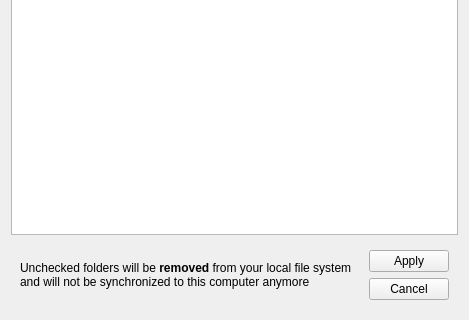
First picture: the form in src/gui/accountsettings.ui, repository GrossLukas/client, before the edit; both pictures show x 0 to 469 and y 332 to 652 of the 469 by 652 pixel window.
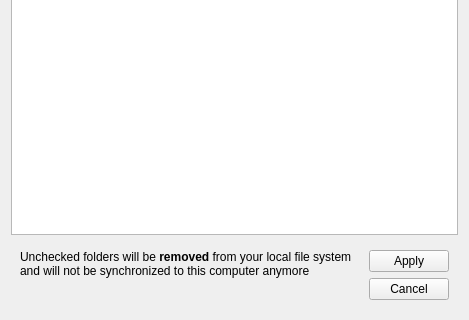
Second picture: the form after the edit. Custom widgets are drawn as their Qt base class.

Commit message: Accountsettings: Show a notification when there are new unconfirmed folders

Diff of the .ui file:
```diff
--- a/src/gui/accountsettings.ui
+++ b/src/gui/accountsettings.ui
@@ -136,22 +136,39 @@
        <verstretch>0</verstretch>
       </sizepolicy>
      </property>
-     <layout class="QGridLayout" name="gridLayout_2">
-      <property name="sizeConstraint">
-       <enum>QLayout::SetNoConstraint</enum>
-      </property>
-      <item row="1" column="1">
-       <widget class="QPushButton" name="selectiveSyncCancel">
+     <layout class="QGridLayout" name="gridLayout">
+      <item row="0" column="0" rowspan="2">
+       <layout class="QVBoxLayout" name="verticalLayout_3">
+        <item>
+         <widget class="QLabel" name="selectiveSyncLabel">
         <property name="sizePolicy">
-         <sizepolicy hsizetype="Minimum" vsizetype="Maximum">
+           <sizepolicy hsizetype="MinimumExpanding" vsizetype="Maximum">
           <horstretch>0</horstretch>
           <verstretch>0</verstretch>
          </sizepolicy>
         </property>
         <property name="text">
-         <string>Cancel</string>
-        </property>
-       </widget>
+           <string>Unchecked folders will be &lt;b&gt;removed&lt;/b&gt; from your local file system and will not be synchronized to this computer anymore</string>
+          </property>
+          <property name="wordWrap">
+           <bool>true</bool>
+          </property>
+         </widget>
+        </item>
+        <item>
+         <widget class="QLabel" name="selectiveSyncNotification">
+          <property name="styleSheet">
+           <string notr="true">color: red</string>
+          </property>
+          <property name="text">
+           <string/>
+          </property>
+          <property name="wordWrap">
+           <bool>true</bool>
+          </property>
+         </widget>
+        </item>
+       </layout>
       </item>
       <item row="0" column="1">
        <widget class="QPushButton" name="selectiveSyncApply">
@@ -166,19 +183,16 @@
         </property>
        </widget>
       </item>
-      <item row="0" column="0" rowspan="2">
-       <widget class="QLabel" name="label">
+      <item row="1" column="1">
+       <widget class="QPushButton" name="selectiveSyncCancel">
         <property name="sizePolicy">
-         <sizepolicy hsizetype="MinimumExpanding" vsizetype="Maximum">
+         <sizepolicy hsizetype="Minimum" vsizetype="Maximum">
           <horstretch>0</horstretch>
           <verstretch>0</verstretch>
          </sizepolicy>
         </property>
         <property name="text">
-         <string>Unchecked folders will be &lt;b&gt;removed&lt;/b&gt; from your local file system and will not be synchronized to this computer anymore</string>
-        </property>
-        <property name="wordWrap">
-         <bool>true</bool>
+         <string>Cancel</string>
         </property>
        </widget>
       </item>
```
Left out of the diff: 6 changed lines with no effect on the pictures. Lines whose indentation alone changed are shown as unchanged. The commit also changes 4 other files.
